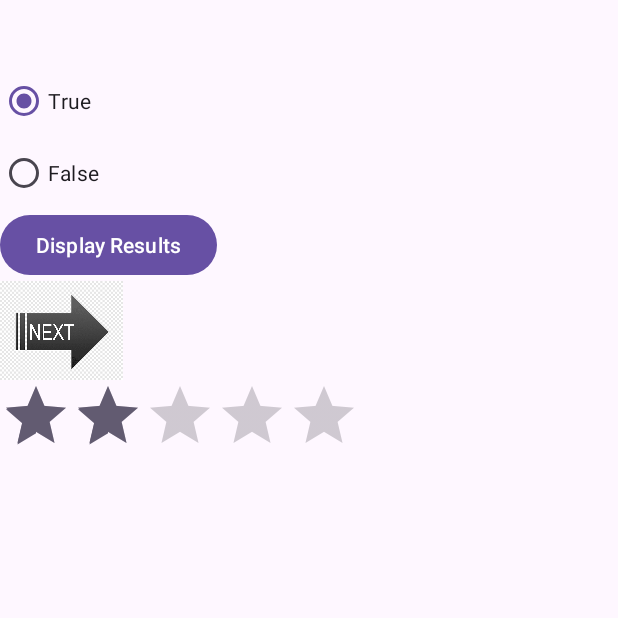
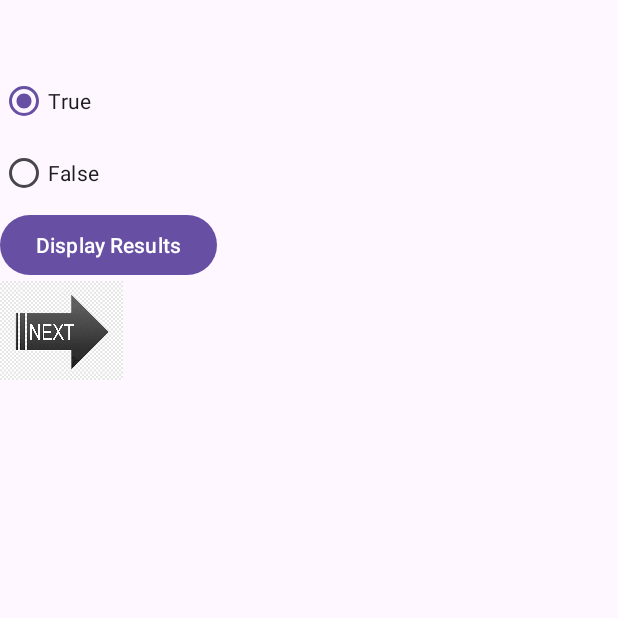
Before and after one commit to rahulnagaraju724/Quiz, an Android app: the screen it shows after launch (MainActivity), after a tap on "Display Results", on a phone screen of 412 x 824 dp, the top half of it. Run offline under Robolectric (Android 15) with nearby library versions, the phone set to English and light mode, and no system bars; 1 statement that could not run was skipped.

Commit message:
Grad timer and ratingBar

```diff
--- a/app/src/main/java/com/example/quiz/MainActivity.java
+++ b/app/src/main/java/com/example/quiz/MainActivity.java
@@ -5,6 +5,7 @@ import androidx.appcompat.app.AppCompatActivity;
 import android.os.Bundle;
 
 import android.os.AsyncTask;
+import android.util.Log;
 import android.view.View;
 import android.view.View.OnClickListener;
 import android.widget.Button;
@@ -26,12 +27,17 @@ public class MainActivity extends AppCompatActivity {
     TextView txtView;
     ArrayList<String> stringList = new ArrayList<String>();
 
+    int correctAnswers = 0; // Track the number of correct answers
+    long startTime; // To track the start time of the quiz
     static int questionNum = 0;
 
     private RadioGroup radioQuestions;
     private RadioButton radioButton;
 
     ImageView image;
+    RatingBar ratingBar;
+    private TextView timeTakenTextView;
+
 
     @Override
     protected void onCreate(Bundle savedInstanceState) {
@@ -40,6 +46,8 @@ public class MainActivity extends AppCompatActivity {
 
         BackgroundTask bt = new BackgroundTask();
         bt.execute("http://www.papademas.net:81/sample.txt"); //grab url
+
+        startTime = System.currentTimeMillis(); // Start the timer
 
     }//end onCreate
 
@@ -102,6 +110,12 @@ public class MainActivity extends AppCompatActivity {
                 // find the radiobutton by returned id
                 radioButton = findViewById(selectedId);
 
+                // Increment correctAnswers if the selected answer is correct
+                if ((questionNum == 0 || questionNum == 2 || questionNum == 3) && radioButton.getText().equals("True") ||
+                        (questionNum == 1 || questionNum == 4) && radioButton.getText().equals("False")) {
+                    correctAnswers++;
+                }
+
                 switch (questionNum) {
 
                     case 0:
@@ -133,11 +147,47 @@ public class MainActivity extends AppCompatActivity {
 
                     //finish switch cases 2-4
                 }//end switch
+
+
+                // If it's the last question, show RatingBar and calculate elapsed time
+                if (questionNum == stringList.size() - 1) {
+                    long endTime = System.currentTimeMillis();
+                    long elapsedTime = endTime - startTime;
+
+                    displayElapsedTime(elapsedTime);
+
+                    ratingBar=findViewById(R.id.ratingBar);
+                    displayRating();
+                    ratingBar.setVisibility(View.VISIBLE);
+                }
             }
         });
         imageListener();
     }//end buttonListener
 
+    // Helper method to display elapsed time
+    private void displayElapsedTime(long elapsedTime) {
+        // Convert milliseconds to seconds
+        long elapsedSeconds = elapsedTime / 1000;
+        // Display elapsed time in some TextView or LogCat
+        // Initialize the TextView for displaying time taken
+
+        timeTakenTextView = findViewById(R.id.timeTakenTextView);
+        timeTakenTextView.setVisibility(View.VISIBLE);
+        timeTakenTextView.setText("Time taken: " + elapsedSeconds + " seconds");
+        Log.d("Quiz", "Elapsed Time: " + elapsedSeconds + " seconds");
+    }
+
+    // Helper method to display the rating based on correct answers
+    private void displayRating() {
+        // Calculate the percentage of correct answers
+        int totalQuestions = stringList.size();
+        float percentageCorrect = (float) correctAnswers / totalQuestions * 100;
+
+        // Set the rating based on the percentage of correct answers
+        float rating = percentageCorrect / 20; // Since RatingBar ranges from 0 to 5
+        ratingBar.setRating(rating);
+    }
     public void imageListener() {
 
         image = findViewById(R.id.imageView1);
--- a/app/src/main/res/layout/activity_main.xml
+++ b/app/src/main/res/layout/activity_main.xml
@@ -5,13 +5,13 @@
     android:orientation="vertical" >
 
     <TextView
+        android:id="@+id/textView1"
         android:layout_width="wrap_content"
         android:layout_height="wrap_content"
-        android:textSize="12sp"
-        android:id="@+id/textView1"
+        android:width="400dp"
         android:paddingTop="20px"
         android:paddingBottom="20px"
-        android:width="400dp" />
+        android:textSize="12sp" />
 
     <RadioGroup
         android:id="@+id/radioQuestions"
@@ -53,6 +53,16 @@
         android:numStars="5"
         android:stepSize="1.0"
         android:rating="2.0"
-        android:isIndicator="true" />
+        android:isIndicator="true"
+        android:visibility="invisible"/>
+
+    <TextView
+        android:id="@+id/timeTakenTextView"
+        android:layout_width="wrap_content"
+        android:layout_height="wrap_content"
+        android:textSize="16sp"
+        android:padding="8dp"
+        android:textColor="@android:color/black"
+        android:visibility="gone" />
 
 </LinearLayout>
```
Also changed, not shown: 6 other files.
